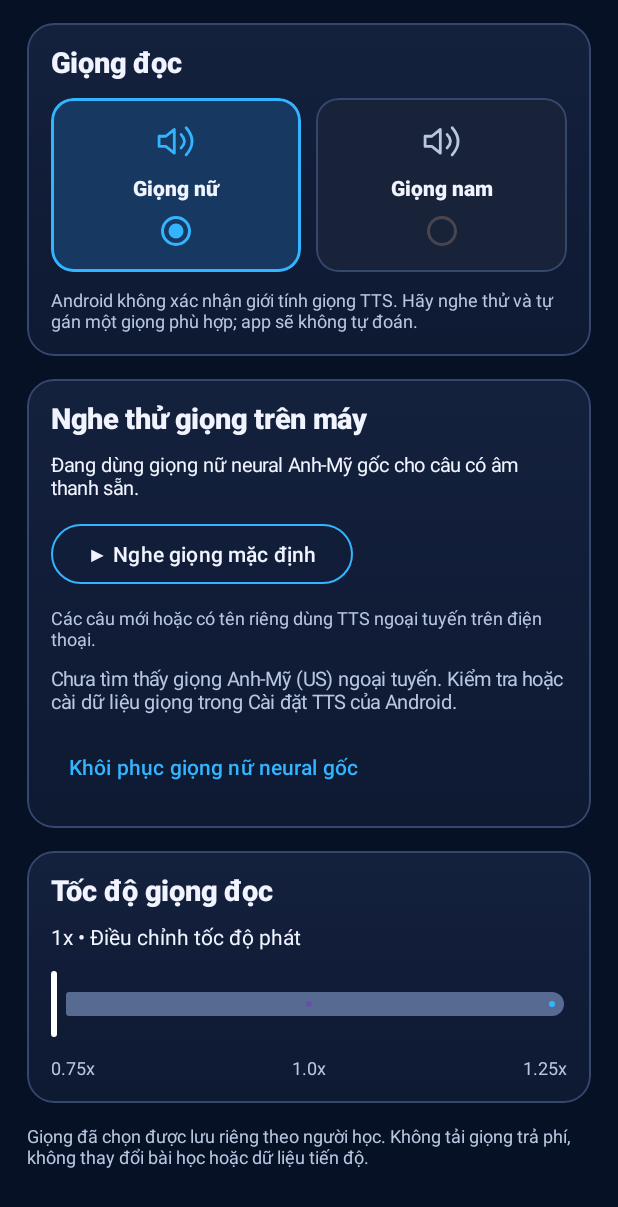
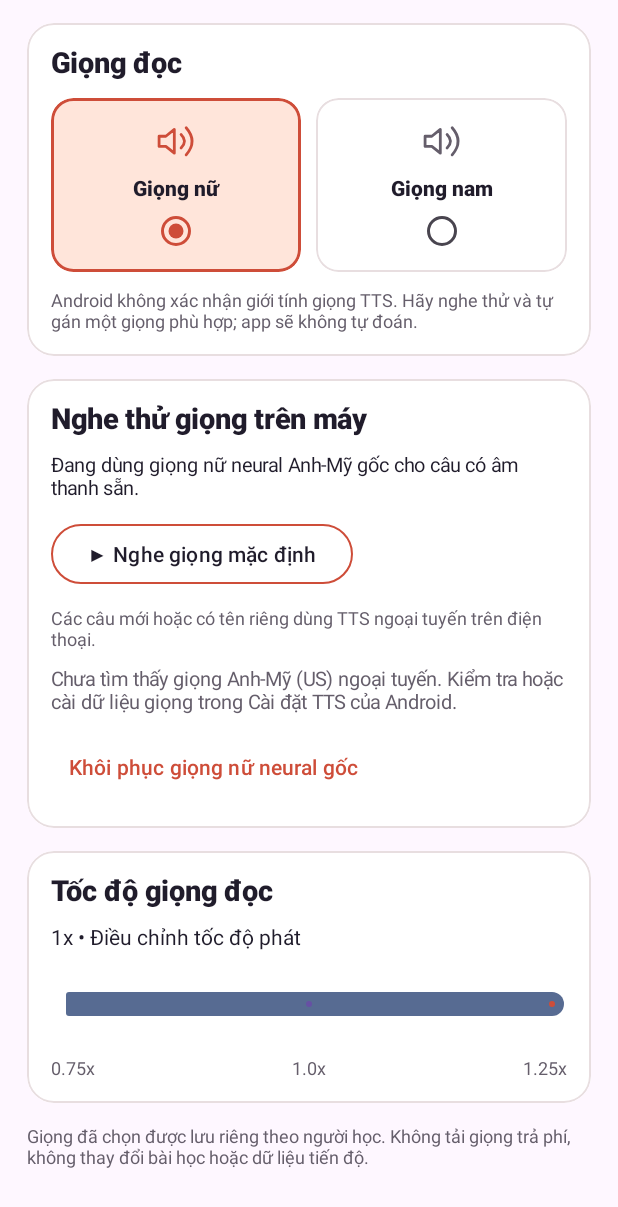
Before and after one commit to nghialcvn/Speakivra, an Android app built with Jetpack Compose: the composable VoiceSettingsScreen called with empty values, scrolled down 524 dp, on a phone screen of 412 x 824 dp. Shown: the top 1207 px of the screen. Run offline under Robolectric (Android 15) with nearby library versions, the phone set to English and light mode, and no system bars; 1 statement that could not run was skipped.

Commit message:
Keep same voice picker geometry while honoring light/dark/Neon colors and full-screen neon wave

```diff
--- a/app/src/main/java/com/nghialcvn/speakivra/VoiceSettingsScreen.kt
+++ b/app/src/main/java/com/nghialcvn/speakivra/VoiceSettingsScreen.kt
@@ -32,35 +32,39 @@ private val voiceMuted = Color(0xFFB8C7E1)
 
 @Composable
 private fun VoicePanel(title: String, content: @Composable ColumnScope.() -> Unit) {
+    val p = studio
     Column(
         Modifier.fillMaxWidth().clip(RoundedCornerShape(18.dp))
-            .background(Brush.verticalGradient(listOf(voiceCard, Color(0xFF0E1932))))
-            .border(1.dp, Color(0xFF35476D), RoundedCornerShape(18.dp)).padding(16.dp),
+            .background(Brush.verticalGradient(
+                if (p == NeonStudio) listOf(Color(0xE71C2F54), Color(0xDE0C1D39))
+                else listOf(p.card, p.card)))
+            .border(1.dp, p.border, RoundedCornerShape(18.dp)).padding(16.dp),
         verticalArrangement = Arrangement.spacedBy(12.dp)
     ) {
-        Text(title, fontSize = 19.sp, fontWeight = FontWeight.ExtraBold, color = voiceText)
+        Text(title, fontSize = 19.sp, fontWeight = FontWeight.ExtraBold, color = p.ink)
         content()
     }
 }
 
 @Composable
 private fun VoiceOption(label: String, subtitle: String, checked: Boolean, onClick: () -> Unit) {
+    val p = studio
     val shape = RoundedCornerShape(14.dp)
     Row(
         Modifier.fillMaxWidth().clip(shape)
-            .background(if (checked) Color(0xFF173961) else Color(0xFF18233A))
-            .border(if (checked) 2.dp else 1.dp, if (checked) voiceAccent else Color(0xFF35476D), shape)
+            .background(if (checked) p.peach else p.card)
+            .border(if (checked) 2.dp else 1.dp, if (checked) p.coral else p.border, shape)
             .clickable(role = Role.RadioButton, onClick = onClick)
             .heightIn(min = 62.dp).padding(horizontal = 12.dp, vertical = 10.dp),
         verticalAlignment = Alignment.CenterVertically, horizontalArrangement = Arrangement.spacedBy(12.dp)
     ) {
         RadioButton(
             selected = checked, onClick = null,
-            colors = RadioButtonDefaults.colors(selectedColor = voiceAccent, unselectedColor = voiceMuted)
+            colors = RadioButtonDefaults.colors(selectedColor = p.coral, unselectedColor = p.muted)
         )
         Column(Modifier.weight(1f)) {
-            Text(label, color = voiceText, fontWeight = FontWeight.Bold)
-            Text(subtitle, color = voiceMuted, fontSize = 12.sp)
+            Text(label, color = p.ink, fontWeight = FontWeight.Bold)
+            Text(subtitle, color = p.muted, fontSize = 12.sp)
         }
     }
 }
@@ -82,8 +86,12 @@ internal fun VoiceSettingsScreen(
     onPreviewDefault: () -> Unit,
     onResetDefault: () -> Unit
 ) {
+    val p = studio
+    val voiceAccent = p.coral
+    val voiceText = p.ink
+    val voiceMuted = p.muted
     Column(
-        Modifier.fillMaxSize().background(voiceBackground).verticalScroll(rememberScrollState())
+        Modifier.fillMaxSize().background(Color.Transparent).verticalScroll(rememberScrollState())
             .padding(horizontal = 18.dp, vertical = 14.dp),
         verticalArrangement = Arrangement.spacedBy(15.dp)
     ) {
@@ -118,8 +126,8 @@ internal fun VoiceSettingsScreen(
                     val active = choice.gender == key
                     Column(
                         Modifier.weight(1f).clip(RoundedCornerShape(15.dp))
-                            .background(if (active) Color(0xFF173961) else Color(0xFF18233A))
-                            .border(if (active) 2.dp else 1.dp, if (active) voiceAccent else Color(0xFF35476D), RoundedCornerShape(15.dp))
+                            .background(if (active) p.peach else p.card)
+                            .border(if (active) 2.dp else 1.dp, if (active) p.coral else p.border, RoundedCornerShape(15.dp))
                             .clickable(role = Role.RadioButton) { onGender(key) }
                             .padding(15.dp), horizontalAlignment = Alignment.CenterHorizontally,
                         verticalArrangement = Arrangement.spacedBy(8.dp)
@@ -152,7 +160,7 @@ internal fun VoiceSettingsScreen(
             available.forEachIndexed { index, voice ->
                 Column(
                     Modifier.fillMaxWidth().clip(RoundedCornerShape(13.dp))
-                        .background(Color(0xFF1B2B49)).padding(12.dp),
+                        .background(p.card).padding(12.dp),
                     verticalArrangement = Arrangement.spacedBy(6.dp)
                 ) {
                     Text("Giọng trên máy ${index + 1}", color = voiceText, fontWeight = FontWeight.Bold)
@@ -165,7 +173,7 @@ internal fun VoiceSettingsScreen(
                         ) { Text("▶ Nghe thử") }
                         Button(
                             onClick = { onAssign(voice.id) },
-                            colors = ButtonDefaults.buttonColors(containerColor = Color(0xFF1878CF))
+                            colors = ButtonDefaults.buttonColors(containerColor = p.coral)
                         ) { Text(if (voice.id == choice.voiceId) "✓ Đã chọn" else "Dùng giọng này") }
                     }
                 }
```
